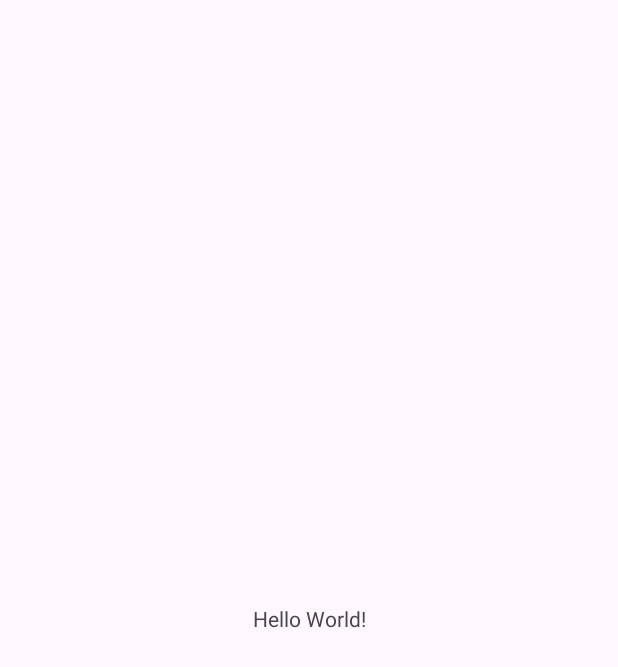
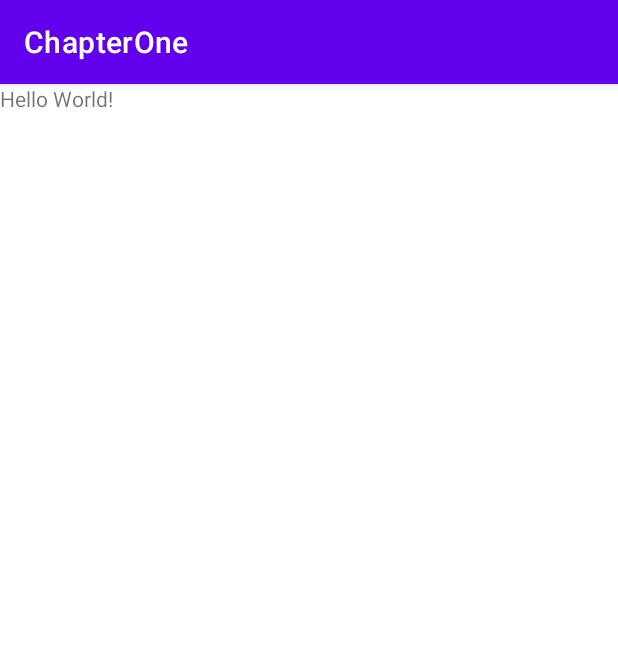
Before and after one commit to asigrist02/ChapterFour, an Android app: the screen it shows after launch (MainActivity), on a phone screen of 412 x 824 dp. Before the commit the part shown is almost empty. Shown: the top 667 px of the screen. Run offline under Robolectric (Android 15) with nearby library versions, the phone set to English and light mode, and no system bars.

Commit message:
Initial commit

```diff
--- a/app/src/main/java/com/example/chapterone/MainActivity.kt
+++ b/app/src/main/java/com/example/chapterone/MainActivity.kt
@@ -9,12 +9,7 @@ import androidx.core.view.WindowInsetsCompat
 class MainActivity : AppCompatActivity() {
     override fun onCreate(savedInstanceState: Bundle?) {
         super.onCreate(savedInstanceState)
-        enableEdgeToEdge()
         setContentView(R.layout.activity_main)
-        ViewCompat.setOnApplyWindowInsetsListener(findViewById(R.id.main)) { v, insets ->
-            val systemBars = insets.getInsets(WindowInsetsCompat.Type.systemBars())
-            v.setPadding(systemBars.left, systemBars.top, systemBars.right, systemBars.bottom)
-            insets
-        }
+
     }
 }
--- a/app/src/main/res/layout/activity_main.xml
+++ b/app/src/main/res/layout/activity_main.xml
@@ -1,5 +1,5 @@
 <?xml version="1.0" encoding="utf-8"?>
-<androidx.constraintlayout.widget.ConstraintLayout xmlns:android="http://schemas.android.com/apk/res/android"
+<LinearLayout xmlns:android="http://schemas.android.com/apk/res/android"
     xmlns:app="http://schemas.android.com/apk/res-auto"
     xmlns:tools="http://schemas.android.com/tools"
     android:id="@+id/main"
@@ -10,10 +10,6 @@
     <TextView
         android:layout_width="wrap_content"
         android:layout_height="wrap_content"
-        android:text="Hello World!"
-        app:layout_constraintBottom_toBottomOf="parent"
-        app:layout_constraintEnd_toEndOf="parent"
-        app:layout_constraintStart_toStartOf="parent"
-        app:layout_constraintTop_toTopOf="parent" />
+        android:text="Hello World!" />
 
-</androidx.constraintlayout.widget.ConstraintLayout>
+</LinearLayout>
--- a/app/src/main/res/values/colors.xml
+++ b/app/src/main/res/values/colors.xml
@@ -1,5 +1,10 @@
 <?xml version="1.0" encoding="utf-8"?>
 <resources>
+    <color name="purple_200">#FFBB86FC</color>
+    <color name="purple_500">#FF6200EE</color>
+    <color name="purple_700">#FF3700B3</color>
+    <color name="teal_200">#FF03DAC5</color>
+    <color name="teal_700">#FF018786</color>
     <color name="black">#FF000000</color>
     <color name="white">#FFFFFFFF</color>
 </resources>
--- a/app/src/main/res/values/themes.xml
+++ b/app/src/main/res/values/themes.xml
@@ -1,8 +1,16 @@
 <resources xmlns:tools="http://schemas.android.com/tools">
     <!-- Base application theme. -->
-    <style name="Base.Theme.ChapterOne" parent="Theme.Material3.DayNight.NoActionBar">
-        <!-- Customize your light theme here. -->
-        <!-- <item name="colorPrimary">@color/my_light_primary</item> -->
+    <style name="Base.Theme.ChapterOne" parent="Theme.MaterialComponents.DayNight.DarkActionBar">
+        <item name="colorPrimary">@color/purple_500</item>
+        <item name="colorPrimaryVariant">@color/purple_700</item>
+        <item name="colorOnPrimary">@color/white</item>
+        <!-- Secondary brand color. -->
+        <item name="colorSecondary">@color/teal_200</item>
+        <item name="colorSecondaryVariant">@color/teal_700</item>
+        <item name="colorOnSecondary">@color/black</item>
+        <!-- Status bar color. -->
+        <item name="android:statusBarColor">?attr/colorPrimaryVariant</item>
+        <!-- Customize your theme here. -->
     </style>
 
     <style name="Theme.ChapterOne" parent="Base.Theme.ChapterOne" />
```
